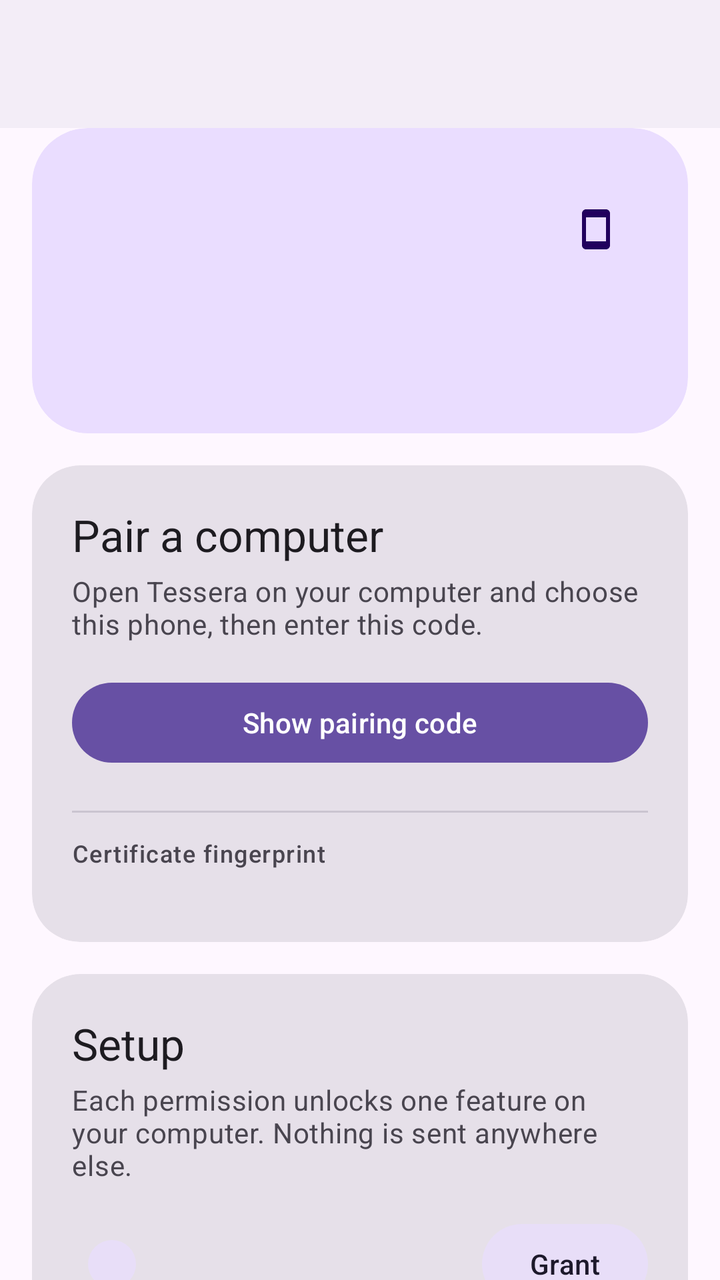
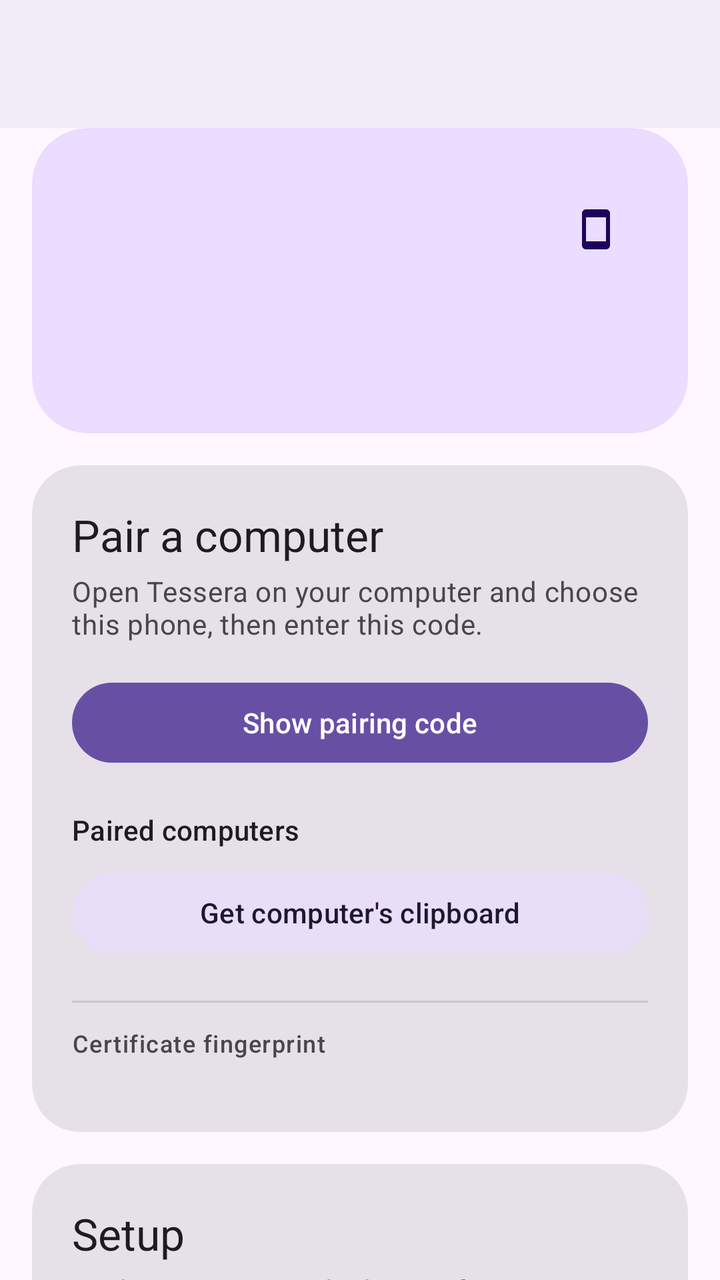

Screens rendered from an Android XML layout before and after an edit, with the pre-edit source and the edit as a unified diff.
<!-- AndroidManifest.xml: application theme Theme.Tessera -->
<!-- res/layout/activity_main.xml -->
<?xml version="1.0" encoding="utf-8"?>
<androidx.coordinatorlayout.widget.CoordinatorLayout
    xmlns:android="http://schemas.android.com/apk/res/android"
    xmlns:app="http://schemas.android.com/apk/res-auto"
    android:id="@+id/root"
    android:layout_width="match_parent"
    android:layout_height="match_parent"
    android:fitsSystemWindows="true">

    <com.google.android.material.appbar.AppBarLayout
        android:id="@+id/appBar"
        android:layout_width="match_parent"
        android:layout_height="wrap_content"
        android:fitsSystemWindows="true"
        app:liftOnScroll="true">

        <com.google.android.material.appbar.CollapsingToolbarLayout
            android:id="@+id/collapsingToolbar"
            style="@style/Widget.Material3.CollapsingToolbar.Large"
            android:layout_width="match_parent"
            android:layout_height="wrap_content"
            android:fitsSystemWindows="true"
            app:title="@string/app_name"
            app:layout_scrollFlags="scroll|exitUntilCollapsed|snap">

            <com.google.android.material.appbar.MaterialToolbar
                android:id="@+id/toolbar"
                android:layout_width="match_parent"
                android:layout_height="?attr/actionBarSize"
                app:layout_collapseMode="pin" />
        </com.google.android.material.appbar.CollapsingToolbarLayout>
    </com.google.android.material.appbar.AppBarLayout>

    <androidx.core.widget.NestedScrollView
        android:id="@+id/scroll"
        android:layout_width="match_parent"
        android:layout_height="match_parent"
        android:clipToPadding="false"
        app:layout_behavior="@string/appbar_scrolling_view_behavior">

        <LinearLayout
            android:id="@+id/content"
            android:layout_width="match_parent"
            android:layout_height="wrap_content"
            android:orientation="vertical"
            android:paddingStart="16dp"
            android:paddingEnd="16dp"
            android:paddingBottom="24dp">

            
            <com.google.android.material.card.MaterialCardView
                style="@style/Widget.Material3.CardView.Filled"
                android:layout_width="match_parent"
                android:layout_height="wrap_content"
                app:cardBackgroundColor="?attr/colorPrimaryContainer"
                app:cardCornerRadius="28dp">

                <LinearLayout
                    android:layout_width="match_parent"
                    android:layout_height="wrap_content"
                    android:orientation="vertical"
                    android:padding="24dp">

                    <LinearLayout
                        android:layout_width="match_parent"
                        android:layout_height="wrap_content"
                        android:orientation="horizontal"
                        android:gravity="center_vertical"
                        android:baselineAligned="false">

                        <LinearLayout
                            android:layout_width="0dp"
                            android:layout_height="wrap_content"
                            android:layout_weight="1"
                            android:orientation="vertical">

                            <TextView
                                android:id="@+id/deviceName"
                                android:layout_width="wrap_content"
                                android:layout_height="wrap_content"
                                android:textAppearance="?attr/textAppearanceHeadlineSmall"
                                android:textColor="?attr/colorOnPrimaryContainer" />

                            <TextView
                                android:id="@+id/statusText"
                                android:layout_width="wrap_content"
                                android:layout_height="wrap_content"
                                android:layout_marginTop="2dp"
                                android:textAppearance="?attr/textAppearanceBodyMedium"
                                android:textColor="?attr/colorOnPrimaryContainer"
                                android:alpha="0.85" />
                        </LinearLayout>

                        
                        <com.google.android.material.imageview.ShapeableImageView
                            android:id="@+id/statusIcon"
                            android:layout_width="44dp"
                            android:layout_height="44dp"
                            android:padding="10dp"
                            android:src="@drawable/ic_phone_link"
                            android:importantForAccessibility="no"
                            app:tint="?attr/colorOnPrimaryContainer"
                            app:shapeAppearanceOverlay="@style/ShapeAppearance.Tessera.Circle" />
                    </LinearLayout>

                    <TextView
                        android:id="@+id/pairedCount"
                        android:layout_width="wrap_content"
                        android:layout_height="wrap_content"
                        android:layout_marginTop="16dp"
                        android:textAppearance="?attr/textAppearanceLabelLarge"
                        android:textColor="?attr/colorOnPrimaryContainer" />

                    <TextView
                        android:id="@+id/addressText"
                        android:layout_width="wrap_content"
                        android:layout_height="wrap_content"
                        android:textAppearance="@style/TextAppearance.Tessera.Mono"
                        android:textColor="?attr/colorOnPrimaryContainer"
                        android:alpha="0.8"
                        android:textIsSelectable="true" />
                </LinearLayout>
            </com.google.android.material.card.MaterialCardView>

            
            <com.google.android.material.card.MaterialCardView
                style="@style/Widget.Material3.CardView.Filled"
                android:layout_width="match_parent"
                android:layout_height="wrap_content"
                android:layout_marginTop="16dp"
                app:cardCornerRadius="24dp">

                <LinearLayout
                    android:layout_width="match_parent"
                    android:layout_height="wrap_content"
                    android:orientation="vertical"
                    android:padding="20dp">

                    <TextView
                        android:layout_width="wrap_content"
                        android:layout_height="wrap_content"
                        android:text="@string/pairing_title"
                        android:textAppearance="?attr/textAppearanceTitleLarge" />

                    <TextView
                        android:layout_width="match_parent"
                        android:layout_height="wrap_content"
                        android:layout_marginTop="4dp"
                        android:text="@string/pairing_body"
                        android:textAppearance="?attr/textAppearanceBodyMedium"
                        android:textColor="?attr/colorOnSurfaceVariant" />

                    <TextView
                        android:id="@+id/pairingCode"
                        android:layout_width="match_parent"
                        android:layout_height="wrap_content"
                        android:layout_marginTop="20dp"
                        android:gravity="center"
                        android:textAppearance="@style/TextAppearance.Tessera.Code"
                        android:textColor="?attr/colorPrimary"
                        android:visibility="gone" />

                    <TextView
                        android:id="@+id/pairingHint"
                        android:layout_width="match_parent"
                        android:layout_height="wrap_content"
                        android:layout_marginTop="8dp"
                        android:gravity="center"
                        android:textAppearance="?attr/textAppearanceBodySmall"
                        android:textColor="?attr/colorOnSurfaceVariant"
                        android:visibility="gone" />

                    <com.google.android.material.button.MaterialButton
                        android:id="@+id/pairButton"
                        android:layout_width="match_parent"
                        android:layout_height="wrap_content"
                        android:layout_marginTop="16dp"
                        android:text="@string/pairing_show" />

                    <com.google.android.material.divider.MaterialDivider
                        android:layout_width="match_parent"
                        android:layout_height="wrap_content"
                        android:layout_marginTop="20dp" />

                    <TextView
                        android:layout_width="wrap_content"
                        android:layout_height="wrap_content"
                        android:layout_marginTop="12dp"
                        android:text="@string/fingerprint_label"
                        android:textAppearance="?attr/textAppearanceLabelMedium"
                        android:textColor="?attr/colorOnSurfaceVariant" />

                    <TextView
                        android:id="@+id/fingerprintText"
                        android:layout_width="match_parent"
                        android:layout_height="wrap_content"
                        android:textAppearance="@style/TextAppearance.Tessera.Mono"
                        android:textColor="?attr/colorOnSurfaceVariant"
                        android:textIsSelectable="true" />
                </LinearLayout>
            </com.google.android.material.card.MaterialCardView>

            
            <com.google.android.material.card.MaterialCardView
                style="@style/Widget.Material3.CardView.Filled"
                android:layout_width="match_parent"
                android:layout_height="wrap_content"
                android:layout_marginTop="16dp"
                app:cardCornerRadius="24dp">

                <LinearLayout
                    android:layout_width="match_parent"
                    android:layout_height="wrap_content"
                    android:orientation="vertical"
                    android:padding="20dp">

                    <TextView
                        android:layout_width="wrap_content"
                        android:layout_height="wrap_content"
                        android:text="@string/setup_title"
                        android:textAppearance="?attr/textAppearanceTitleLarge" />

                    <TextView
                        android:layout_width="match_parent"
                        android:layout_height="wrap_content"
                        android:layout_marginTop="4dp"
                        android:layout_marginBottom="4dp"
                        android:text="@string/setup_body"
                        android:textAppearance="?attr/textAppearanceBodyMedium"
                        android:textColor="?attr/colorOnSurfaceVariant" />

                    <include android:id="@+id/rowNotifications" layout="@layout/view_setup_row" />
                    <include android:id="@+id/rowDnd" layout="@layout/view_setup_row" />
                    <include android:id="@+id/rowMessages" layout="@layout/view_setup_row" />
                    <include android:id="@+id/rowCalls" layout="@layout/view_setup_row" />
                    <include android:id="@+id/rowPhotos" layout="@layout/view_setup_row" />
                    <include android:id="@+id/rowCamera" layout="@layout/view_setup_row" />
                    <include android:id="@+id/rowAudio" layout="@layout/view_setup_row" />
                    <include android:id="@+id/rowProjection" layout="@layout/view_setup_row" />
                    <include android:id="@+id/rowStorage" layout="@layout/view_setup_row" />
                    <include android:id="@+id/rowClipboard" layout="@layout/view_setup_row" />
                </LinearLayout>
            </com.google.android.material.card.MaterialCardView>

            
            <com.google.android.material.card.MaterialCardView
                style="@style/Widget.Material3.CardView.Filled"
                android:layout_width="match_parent"
                android:layout_height="wrap_content"
                android:layout_marginTop="16dp"
                app:cardCornerRadius="24dp">

                <LinearLayout
                    android:layout_width="match_parent"
                    android:layout_height="wrap_content"
                    android:orientation="vertical"
                    android:padding="20dp">

                    <LinearLayout
                        android:layout_width="match_parent"
                        android:layout_height="wrap_content"
                        android:orientation="horizontal"
                        android:gravity="center_vertical"
                        android:baselineAligned="false">

                        <com.google.android.material.imageview.ShapeableImageView
                            android:layout_width="40dp"
                            android:layout_height="40dp"
                            android:padding="8dp"
                            android:background="?attr/colorTertiaryContainer"
                            android:src="@drawable/ic_hotspot"
                            android:importantForAccessibility="no"
                            app:tint="?attr/colorOnTertiaryContainer"
                            app:shapeAppearanceOverlay="@style/ShapeAppearance.Tessera.Circle" />

                        <TextView
                            android:layout_width="0dp"
                            android:layout_height="wrap_content"
                            android:layout_weight="1"
                            android:layout_marginStart="16dp"
                            android:text="@string/hotspot_title"
                            android:textAppearance="?attr/textAppearanceTitleMedium" />
                    </LinearLayout>

                    <TextView
                        android:layout_width="match_parent"
                        android:layout_height="wrap_content"
                        android:layout_marginTop="12dp"
                        android:text="@string/hotspot_body"
                        android:textAppearance="?attr/textAppearanceBodySmall"
                        android:textColor="?attr/colorOnSurfaceVariant" />

                    <TextView
                        android:id="@+id/shizukuState"
                        android:layout_width="match_parent"
                        android:layout_height="wrap_content"
                        android:layout_marginTop="12dp"
                        android:textAppearance="?attr/textAppearanceLabelLarge" />

                    <com.google.android.material.button.MaterialButton
                        android:id="@+id/shizukuButton"
                        style="@style/Widget.Material3.Button.TonalButton"
                        android:layout_width="match_parent"
                        android:layout_height="wrap_content"
                        android:layout_marginTop="12dp"
                        android:text="@string/shizuku_connect" />
                </LinearLayout>
            </com.google.android.material.card.MaterialCardView>

            
            <LinearLayout
                android:layout_width="match_parent"
                android:layout_height="wrap_content"
                android:layout_marginTop="16dp"
                android:orientation="horizontal">

                <com.google.android.material.button.MaterialButton
                    android:id="@+id/startService"
                    android:layout_width="0dp"
                    android:layout_height="wrap_content"
                    android:layout_weight="1"
                    android:text="@string/start" />

                <com.google.android.material.button.MaterialButton
                    android:id="@+id/stopService"
                    style="@style/Widget.Material3.Button.OutlinedButton"
                    android:layout_width="0dp"
                    android:layout_height="wrap_content"
                    android:layout_weight="1"
                    android:layout_marginStart="12dp"
                    android:text="@string/stop" />
            </LinearLayout>
        </LinearLayout>
    </androidx.core.widget.NestedScrollView>
</androidx.coordinatorlayout.widget.CoordinatorLayout>
<!-- res/layout/view_setup_row.xml (included above) -->
<?xml version="1.0" encoding="utf-8"?>
<LinearLayout xmlns:android="http://schemas.android.com/apk/res/android"
    xmlns:app="http://schemas.android.com/apk/res-auto"
    android:layout_width="match_parent"
    android:layout_height="wrap_content"
    android:orientation="horizontal"
    android:gravity="center_vertical"
    android:paddingTop="12dp"
    android:paddingBottom="12dp"
    android:baselineAligned="false">

    <com.google.android.material.imageview.ShapeableImageView
        android:id="@+id/rowIcon"
        android:layout_width="40dp"
        android:layout_height="40dp"
        android:padding="8dp"
        android:background="?attr/colorSecondaryContainer"
        app:tint="?attr/colorOnSecondaryContainer"
        app:shapeAppearanceOverlay="@style/ShapeAppearance.Tessera.Circle"
        android:importantForAccessibility="no"
        tools:ignore="ContentDescription"
        xmlns:tools="http://schemas.android.com/tools" />

    <LinearLayout
        android:layout_width="0dp"
        android:layout_height="wrap_content"
        android:layout_weight="1"
        android:layout_marginStart="16dp"
        android:orientation="vertical">

        <TextView
            android:id="@+id/rowTitle"
            android:layout_width="wrap_content"
            android:layout_height="wrap_content"
            android:textAppearance="?attr/textAppearanceTitleMedium" />

        <TextView
            android:id="@+id/rowSummary"
            android:layout_width="match_parent"
            android:layout_height="wrap_content"
            android:textAppearance="?attr/textAppearanceBodySmall"
            android:textColor="?attr/colorOnSurfaceVariant" />
    </LinearLayout>

    <com.google.android.material.button.MaterialButton
        android:id="@+id/rowAction"
        style="@style/Widget.Material3.Button.TonalButton"
        android:layout_width="wrap_content"
        android:layout_height="wrap_content"
        android:layout_marginStart="12dp"
        android:minWidth="0dp"
        android:text="@string/grant" />
</LinearLayout>
<!-- resources referenced by this layout -->
<resources>
  <!-- drawable ic_hotspot (drawable) -->
  <vector xmlns:android="http://schemas.android.com/apk/res/android"
      android:width="24dp" android:height="24dp"
      android:viewportWidth="24" android:viewportHeight="24"
      android:tint="?attr/colorControlNormal">
      <path android:fillColor="@android:color/white" android:pathData="M12,11c-1.1,0 -2,0.9 -2,2s0.9,2 2,2 2,-0.9 2,-2 -0.9,-2 -2,-2zM18,13c0,-3.31 -2.69,-6 -6,-6s-6,2.69 -6,6c0,2.22 1.21,4.15 3,5.19l1,-1.74c-1.19,-0.7 -2,-1.97 -2,-3.45 0,-2.21 1.79,-4 4,-4s4,1.79 4,4c0,1.48 -0.81,2.75 -2,3.45l1,1.74c1.79,-1.04 3,-2.97 3,-5.19z" />
  </vector>
  <!-- drawable ic_phone_link (drawable) -->
  <vector xmlns:android="http://schemas.android.com/apk/res/android"
      android:width="24dp" android:height="24dp"
      android:viewportWidth="24" android:viewportHeight="24"
      android:tint="?attr/colorControlNormal">
      <path android:fillColor="@android:color/white" android:pathData="M7,2h10c1.1,0 2,0.9 2,2v16c0,1.1 -0.9,2 -2,2H7c-1.1,0 -2,-0.9 -2,-2V4c0,-1.1 0.9,-2 2,-2zM7,6v12h10V6H7z" />
  </vector>
  <string name="app_name">Tessera</string>
  <string name="fingerprint_label">Certificate fingerprint</string>
  <string name="grant">Grant</string>
  <string name="hotspot_body">Android only lets system apps switch tethering on. Shizuku lends this app shell access so your computer can do it without you touching the phone.</string>
  <string name="hotspot_title">One‑click hotspot</string>
  <string name="pairing_body">Open Tessera on your computer and choose this phone, then enter this code.</string>
  <string name="pairing_show">Show pairing code</string>
  <string name="pairing_title">Pair a computer</string>
  <string name="setup_body">Each permission unlocks one feature on your computer. Nothing is sent anywhere else.</string>
  <string name="setup_title">Setup</string>
  <string name="shizuku_connect">Connect to Shizuku</string>
  <string name="start">Start</string>
  <string name="stop">Stop</string>
  <style name="ShapeAppearance.Tessera.Circle" parent="">
          <item name="cornerFamily">rounded</item>
          <item name="cornerSize">50%</item>
      </style>
  <style name="TextAppearance.Tessera.Code" parent="TextAppearance.Material3.DisplayMedium">
          <item name="android:fontFamily">monospace</item>
          <item name="android:letterSpacing">0.18</item>
          <item name="android:textStyle">bold</item>
      </style>
  <style name="TextAppearance.Tessera.Mono" parent="TextAppearance.Material3.BodySmall">
          <item name="android:fontFamily">monospace</item>
      </style>
  <style name="Theme.Tessera" parent="Theme.Material3.DayNight.NoActionBar">
          <item name="android:navigationBarColor">@android:color/transparent</item>
      </style>
</resources>

<!-- the commit's change to res/layout/activity_main.xml (unified diff, before → after) -->
@@ -176,6 +176,28 @@
                         android:layout_height="wrap_content"
                         android:layout_marginTop="16dp"
                         android:text="@string/pairing_show" />
+
+                    <TextView
+                        android:id="@+id/computersTitle"
+                        android:layout_width="wrap_content"
+                        android:layout_height="wrap_content"
+                        android:layout_marginTop="20dp"
+                        android:text="@string/computers_title"
+                        android:textAppearance="?attr/textAppearanceLabelLarge" />
+
+                    <LinearLayout
+                        android:id="@+id/computersList"
+                        android:layout_width="match_parent"
+                        android:layout_height="wrap_content"
+                        android:orientation="vertical" />
+
+                    <com.google.android.material.button.MaterialButton
+                        android:id="@+id/clipboardPull"
+                        style="@style/Widget.Material3.Button.TonalButton"
+                        android:layout_width="match_parent"
+                        android:layout_height="wrap_content"
+                        android:layout_marginTop="8dp"
+                        android:text="@string/clipboard_pull" />
 
                     <com.google.android.material.divider.MaterialDivider
                         android:layout_width="match_parent"
<!-- resource entries referenced after the edit -->
@@ -15,6 +15,8 @@
       <path android:fillColor="@android:color/white" android:pathData="M7,2h10c1.1,0 2,0.9 2,2v16c0,1.1 -0.9,2 -2,2H7c-1.1,0 -2,-0.9 -2,-2V4c0,-1.1 0.9,-2 2,-2zM7,6v12h10V6H7z" />
   </vector>
   <string name="app_name">Tessera</string>
+  <string name="clipboard_pull">Get computer\'s clipboard</string>
+  <string name="computers_title">Paired computers</string>
   <string name="fingerprint_label">Certificate fingerprint</string>
   <string name="grant">Grant</string>
   <string name="hotspot_body">Android only lets system apps switch tethering on. Shizuku lends this app shell access so your computer can do it without you touching the phone.</string>
